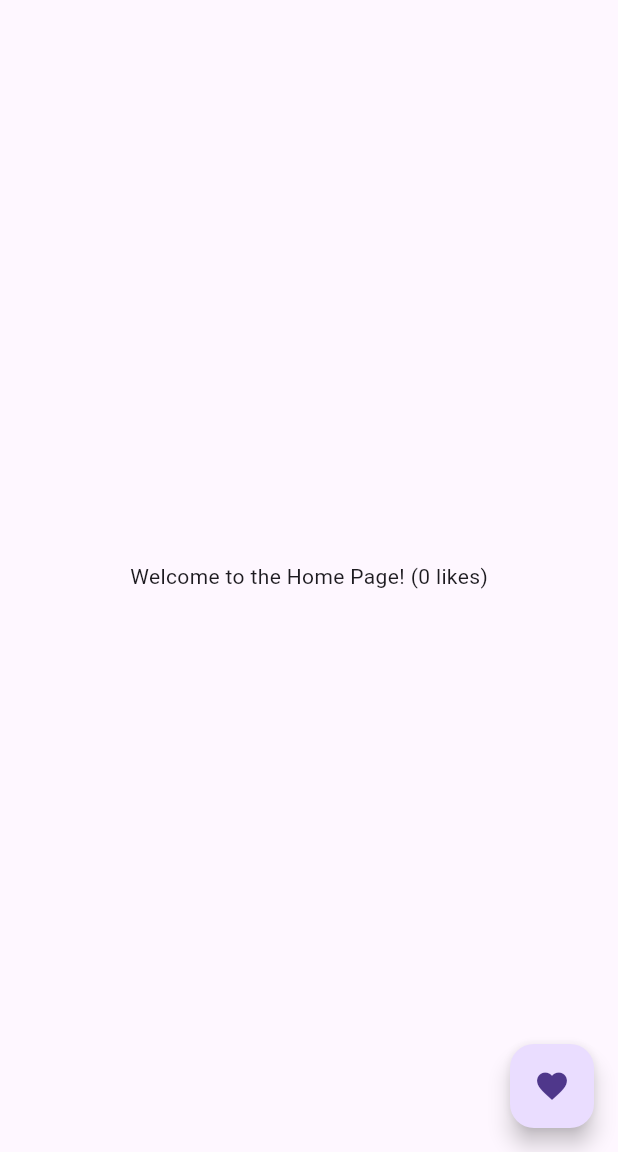
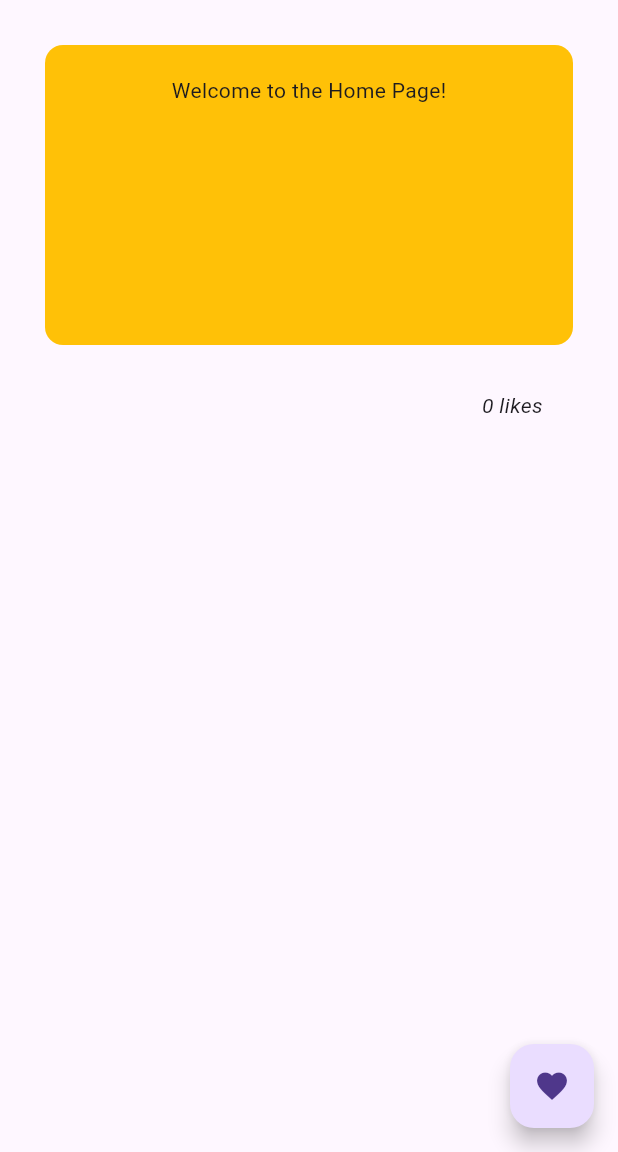
Before and after one commit to AnaisP974/flutter_tutorial, a Flutter app: the screen it shows after launch, on a phone screen of 412 x 824 dp, the part 84-1236 px from its top. Run offline on Flutter 3.47's test engine with Material 3 defaults, Android fonts, the light colour scheme and no system bars.

Commit message:
Step2 : `Container()` Widget

```diff
--- a/lib/main.dart
+++ b/lib/main.dart
@@ -26,8 +26,22 @@ class HomePageState extends State<HomePage> {
         ),
         elevation: 12.0,
       ),
-      body: Center(
-        child: Text('Welcome to the Home Page! ($counter likes)'),
+      body: Column(
+        children: [
+          Container(
+            alignment: Alignment.topCenter,
+            margin: const EdgeInsets.all(30.0),
+            padding: const EdgeInsets.all(20.0),
+            height: 200.0,
+            decoration: BoxDecoration(
+              borderRadius: BorderRadius.circular(12.0),
+              color: Colors.amber,
+            ),
+            child: Text('Welcome to the Home Page!'),
+          ),
+          Container(padding: const EdgeInsets.only(right: 50.0), alignment: Alignment.centerRight, child: Text('$counter likes', textAlign: TextAlign.end, style: TextStyle(fontStyle: FontStyle.italic),)),
+
+        ],
       ),
       floatingActionButton: FloatingActionButton(
         onPressed: () {
```
Also changed, not shown: img/flutter_step2.png (added), 1 other file.
